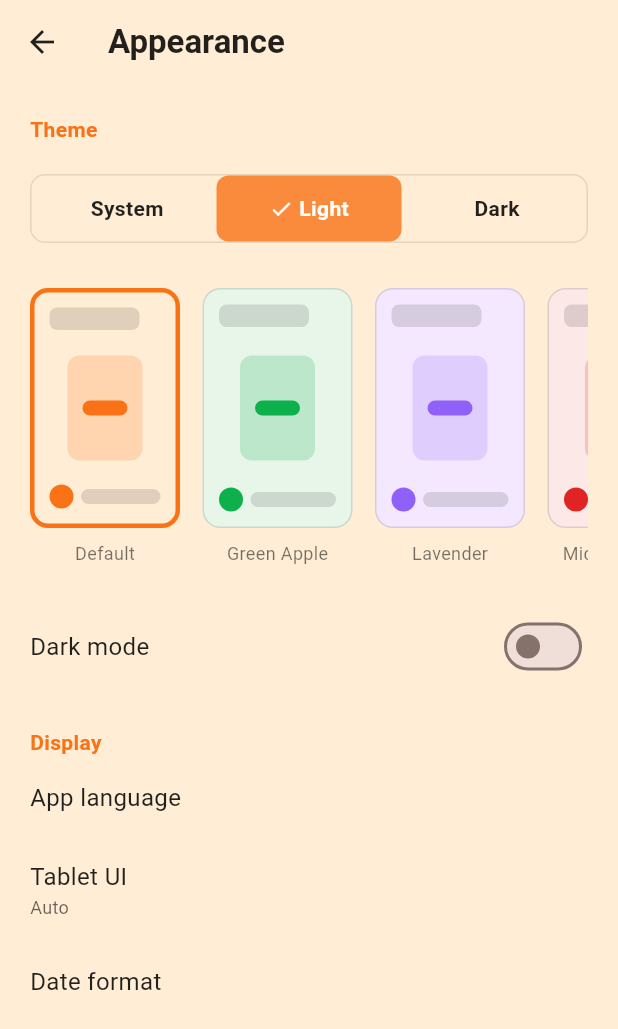
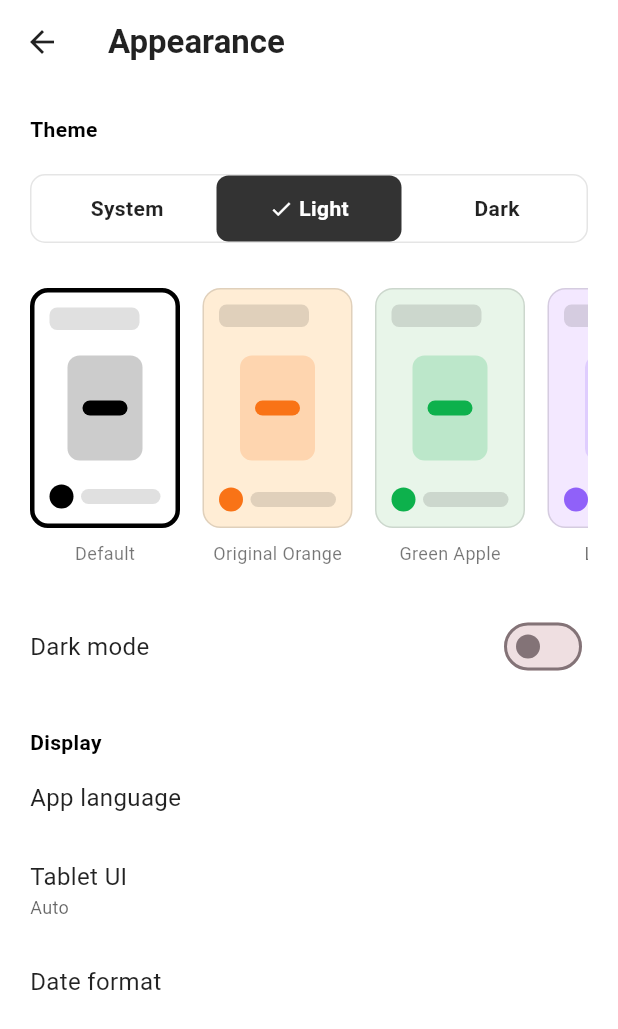
Before and after one commit to grvt8/Keihatsu, a Flutter app: the AppearancePage screen opened by its route, after a tap on "Light", on a phone screen of 412 x 824 dp. Shown: the top 1029 px of the screen. Run offline on Flutter 3.47's test engine with Material 3 defaults, Android fonts, the phone set to English and light mode, and no system bars; our stand-ins replace google_fonts, phosphor_flutter, shared_preferences; accounts and stored records are empty; Roboto replaces fonts that are missing (Delius).

Commit message:
chore: make black and white default, add ornge to themes

```diff
--- a/lib/screens/AppearancePage.dart
+++ b/lib/screens/AppearancePage.dart
@@ -46,9 +46,9 @@ class AppearancePage extends StatelessWidget {
               ),
               child: Row(
                 children: [
-                  _buildThemeToggle(context, "System", ThemeMode.system, themeProvider.themeMode == ThemeMode.system, brandColor),
-                  _buildThemeToggle(context, "Light", ThemeMode.light, themeProvider.themeMode == ThemeMode.light, brandColor),
-                  _buildThemeToggle(context, "Dark", ThemeMode.dark, themeProvider.themeMode == ThemeMode.dark, brandColor),
+                  _buildThemeToggle(context, "System", ThemeMode.system, themeProvider.themeMode == ThemeMode.system, brandColor, textColor),
+                  _buildThemeToggle(context, "Light", ThemeMode.light, themeProvider.themeMode == ThemeMode.light, brandColor, textColor),
+                  _buildThemeToggle(context, "Dark", ThemeMode.dark, themeProvider.themeMode == ThemeMode.dark, brandColor, textColor),
                 ],
               ),
             ),
@@ -63,6 +63,14 @@ class AppearancePage extends StatelessWidget {
                   _buildThemePreset(
                     context,
                     "Default",
+                    Colors.black,
+                    Colors.white,
+                    themeProvider.brandColor == Colors.black && themeProvider.bgColor == Colors.white
+                  ),
+                  const SizedBox(width: 15),
+                  _buildThemePreset(
+                    context,
+                    "Original Orange",
                     const Color(0xFFF97316),
                     const Color(0xFFFFEDD5),
                     themeProvider.brandColor == const Color(0xFFF97316)
@@ -159,7 +167,7 @@ class AppearancePage extends StatelessWidget {
     );
   }
 
-  Widget _buildThemeToggle(BuildContext context, String label, ThemeMode mode, bool isActive, Color brandColor) {
+  Widget _buildThemeToggle(BuildContext context, String label, ThemeMode mode, bool isActive, Color brandColor, Color textColor) {
     final themeProvider = Provider.of<ThemeProvider>(context, listen: false);
     return Expanded(
       child: GestureDetector(
@@ -178,7 +186,7 @@ class AppearancePage extends StatelessWidget {
               Text(
                 label,
                 style: TextStyle(
-                  color: isActive ? Colors.white : Colors.black87,
+                  color: isActive ? Colors.white : textColor,
                   fontWeight: FontWeight.bold,
                 ),
               ),
--- a/lib/screens/HomePage.dart
+++ b/lib/screens/HomePage.dart
@@ -30,6 +30,7 @@ class _HomePageState extends State<HomePage> {
       backgroundColor: bgColor,
       appBar: AppBar(
         backgroundColor: bgColor,
+        surfaceTintColor: Colors.transparent,
         elevation: 0,
         title: Text(
           'Keihatsu',
--- a/lib/screens/OnboardingFlow.dart
+++ b/lib/screens/OnboardingFlow.dart
@@ -1,5 +1,7 @@
 import 'package:flutter/material.dart';
 import 'package:shared_preferences/shared_preferences.dart';
+import 'package:provider/provider.dart';
+import '../theme_provider.dart';
 import 'LoginScreen.dart';
 
 
@@ -38,12 +40,12 @@ class _OnboardingFlowState extends State<OnboardingFlow> {
     super.dispose();
   }
 
-
-  static const Color brandColor = Color(0xFFF97316); // Orange
-  static const Color bgColor = Color(0xFFFFEDD5); // Cream
-
   @override
   Widget build(BuildContext context) {
+    final themeProvider = Provider.of<ThemeProvider>(context);
+    final brandColor = themeProvider.brandColor;
+    final bgColor = themeProvider.bgColor;
+
     return Scaffold(
       backgroundColor: bgColor,
       body: SafeArea(
@@ -97,7 +99,7 @@ class _OnboardingFlowState extends State<OnboardingFlow> {
                           mainAxisAlignment: MainAxisAlignment.center,
                           children: List.generate(
                             _pages.length,
-                                (i) => _buildDot(i == _currentPage),
+                                (i) => _buildDot(i == _currentPage, brandColor),
                           ),
                         ),
                         const SizedBox(height: 32),
@@ -189,7 +191,7 @@ class _OnboardingFlowState extends State<OnboardingFlow> {
     );
   }
 
-  Widget _buildDot(bool isActive) {
+  Widget _buildDot(bool isActive, Color brandColor) {
     return AnimatedContainer(
       duration: const Duration(milliseconds: 300),
       margin: const EdgeInsets.symmetric(horizontal: 6),
--- a/lib/theme_provider.dart
+++ b/lib/theme_provider.dart
@@ -2,8 +2,8 @@ import 'package:flutter/material.dart';
 
 class ThemeProvider extends ChangeNotifier {
   ThemeMode _themeMode = ThemeMode.system;
-  Color _brandColor = const Color(0xFFF97316);
-  Color _bgColor = const Color(0xFFFFEDD5);
+  Color _brandColor = Colors.black;
+  Color _bgColor = Colors.white;
   bool _pureBlackDarkMode = false;
 
   ThemeMode get themeMode => _themeMode;
@@ -20,8 +20,6 @@ class ThemeProvider extends ChangeNotifier {
 
   void setThemeMode(ThemeMode mode) {
     _themeMode = mode;
-    // Sync pure black with dark mode if needed, or keep them separate?
-    // User said they are the same toggle.
     _pureBlackDarkMode = (mode == ThemeMode.dark);
     notifyListeners();
   }
```
Also changed, not shown: lib/screens/LibraryScreen.dart (+7 -4 lines), lib/screens/LoginScreen.dart (+20 -14 lines), lib/screens/MangaReaderScreen.dart (+22 -28 lines), lib/screens/Onboarding.dart (+7 -5 lines), lib/screens/RegisterScreen.dart (+12 -12 lines).
